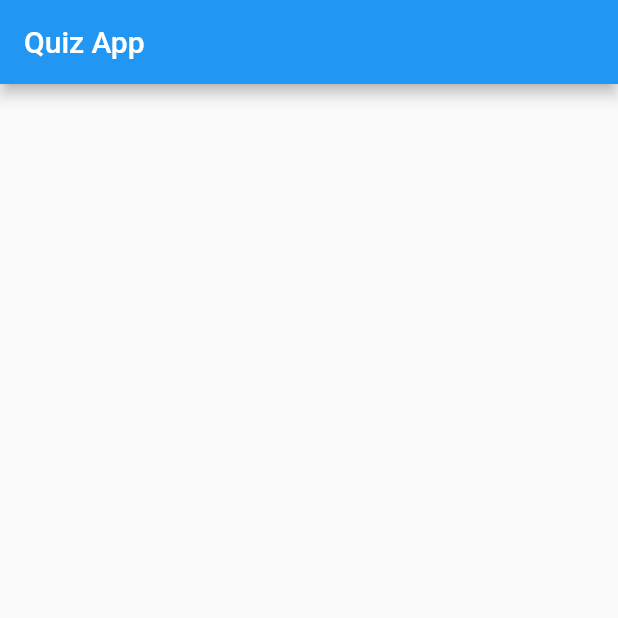
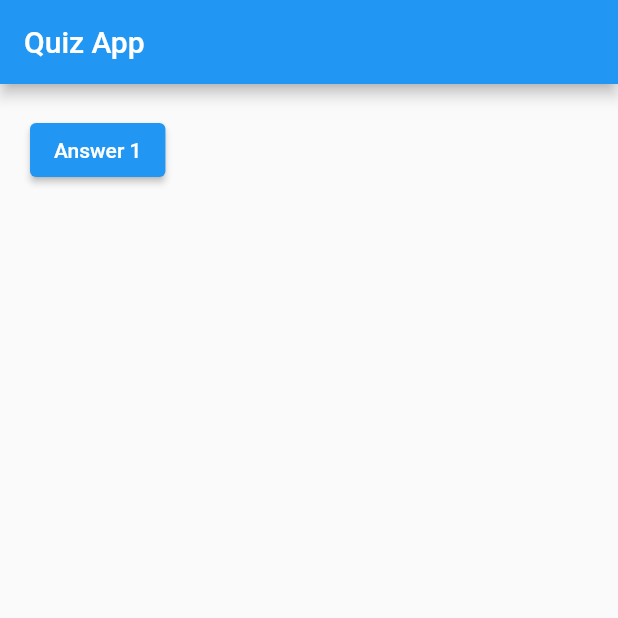
Before and after one commit to jeremyessien/Skill_upgrade1, a Flutter app: the screen it shows after launch, on a phone screen of 412 x 824 dp, the top half of it. Run offline on Flutter 3.47's test engine with Material 2 defaults, Android fonts, the phone set to English and light mode, and no system bars.

Commit message:
Update main.dart

```diff
--- a/lib/main.dart
+++ b/lib/main.dart
@@ -30,7 +30,7 @@ class HomePage extends StatelessWidget {
           child: Column(
             crossAxisAlignment: CrossAxisAlignment.start,
             children: [
-
+              ElevatedButton(onPressed: (){}, child: const Text('Answer 1'),),
             ],
           ),
         ),
```
